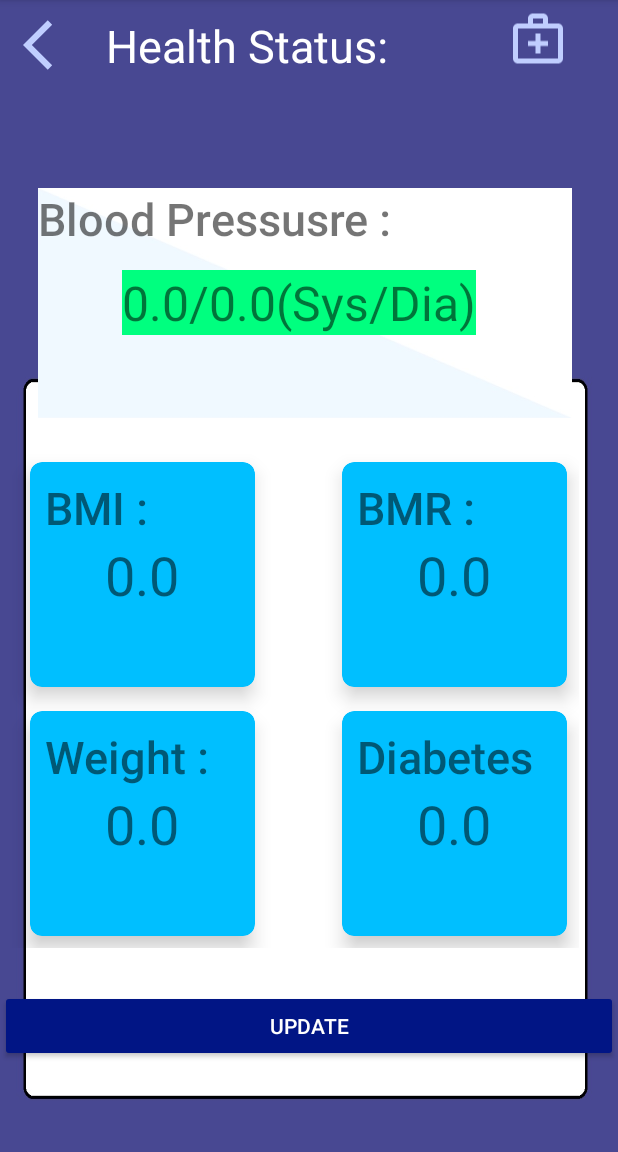
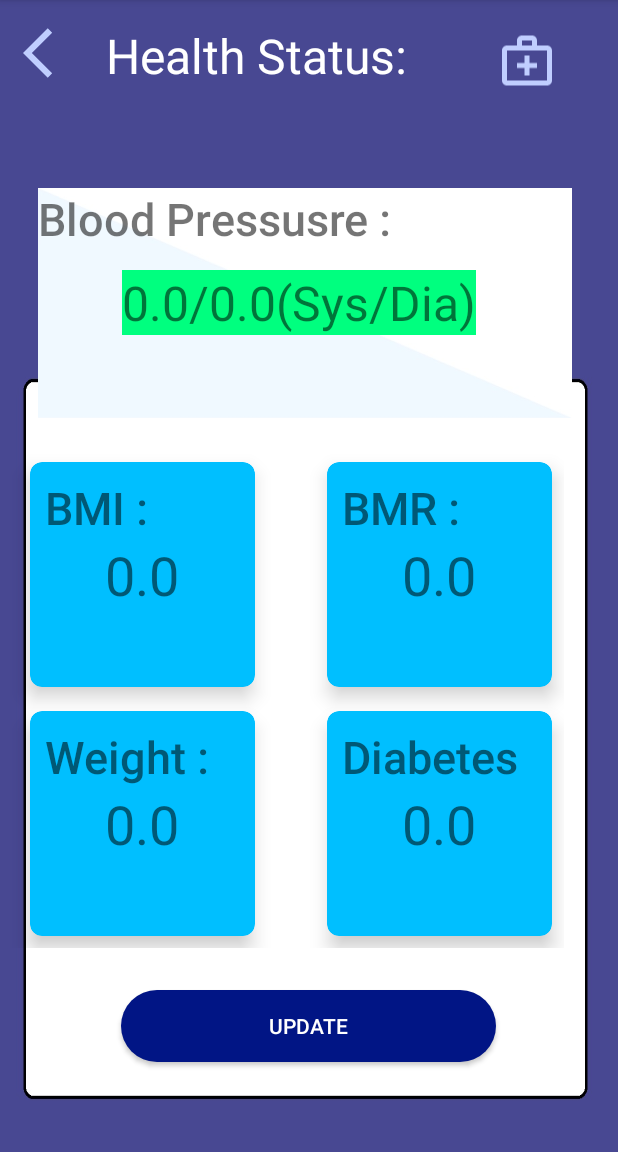
Before and after one commit to SadeeMohib/Reminder, an Android app: the HealthStatus screen opened directly, with no data from a screen before it, on a phone screen of 412 x 824 dp, the part 84-1236 px from its top. Run offline under Robolectric (Android 15) with nearby library versions, the phone set to English and light mode, and no system bars; our stand-ins replace Firebase (no records; nobody signed in at launch, a user with empty details on screens opened directly); Roboto replaces fonts that are not available here; 8 statements that could not run were skipped.

Commit message:
Dashboard,log_in,Design

```diff
--- a/app/src/main/res/layout/activity_health_status.xml
+++ b/app/src/main/res/layout/activity_health_status.xml
@@ -12,7 +12,7 @@
        <ImageView
            android:id="@+id/back_"
            android:layout_width="40dp"
-           android:layout_marginTop="10dp"
+           android:layout_marginTop="15dp"
            android:layout_height="40dp"
            android:layout_marginLeft="15dp"
            android:src="@drawable/ic_baseline_arrow_back_ios_24"
@@ -23,16 +23,17 @@
                   android:layout_width="wrap_content"
                   android:layout_height="wrap_content"
                   android:layout_marginLeft="15dp"
-                  android:layout_marginTop="10dp"
+                  android:layout_marginTop="15dp"
                   android:text="Health Status:"
                   android:textColor="#FFFFFF"
-                  android:textSize="30sp" />
+                  android:textSize="32sp" />
 
               <ImageView
                   android:layout_width="40dp"
-                  android:layout_height="51dp"
-                  android:layout_marginLeft="80dp"
-                  android:layout_marginRight="15dp"
+                  android:layout_height="50dp"
+                  android:layout_marginLeft="60dp"
+                  android:layout_marginRight="20dp"
+                  android:layout_marginTop="15dp"
                   android:src="@drawable/ic_outline_medical_services_24" />
        </LinearLayout>
        <LinearLayout
@@ -40,6 +41,7 @@
            android:layout_width="366dp"
            android:layout_height="153dp"
            android:layout_marginLeft="15dp"
+           android:layout_marginRight="25dp"
            android:layout_marginTop="125dp">
 
               <TextView
@@ -130,7 +132,7 @@
            android:layout_columnWeight="1"
            android:layout_gravity="fill"
            android:layout_margin="8dp"
-           android:layout_marginLeft="50dp"
+           android:layout_marginLeft="40dp"
            app:cardCornerRadius="8dp"
            app:cardElevation="8dp">
 
@@ -220,7 +222,7 @@
                   android:layout_columnWeight="1"
                   android:layout_gravity="fill"
                   android:layout_margin="8dp"
-                  android:layout_marginLeft="50dp"
+                  android:layout_marginLeft="40dp"
                   app:cardCornerRadius="8dp"
                   app:cardElevation="8dp">
 
@@ -254,13 +256,14 @@
 
        <Button
            android:id="@+id/Updatebutton"
-           android:layout_width="match_parent"
+           android:layout_width="250dp"
            android:layout_height="wrap_content"
            android:layout_marginTop="660dp"
+           android:layout_centerHorizontal="true"
            android:backgroundTint="#011585"
            android:onClick="back"
-
            android:shadowColor="#FFFFFF"
+           android:background="@drawable/rounded_button"
            android:text="Update"
            android:textColor="#FFFFFF" />
 
```
